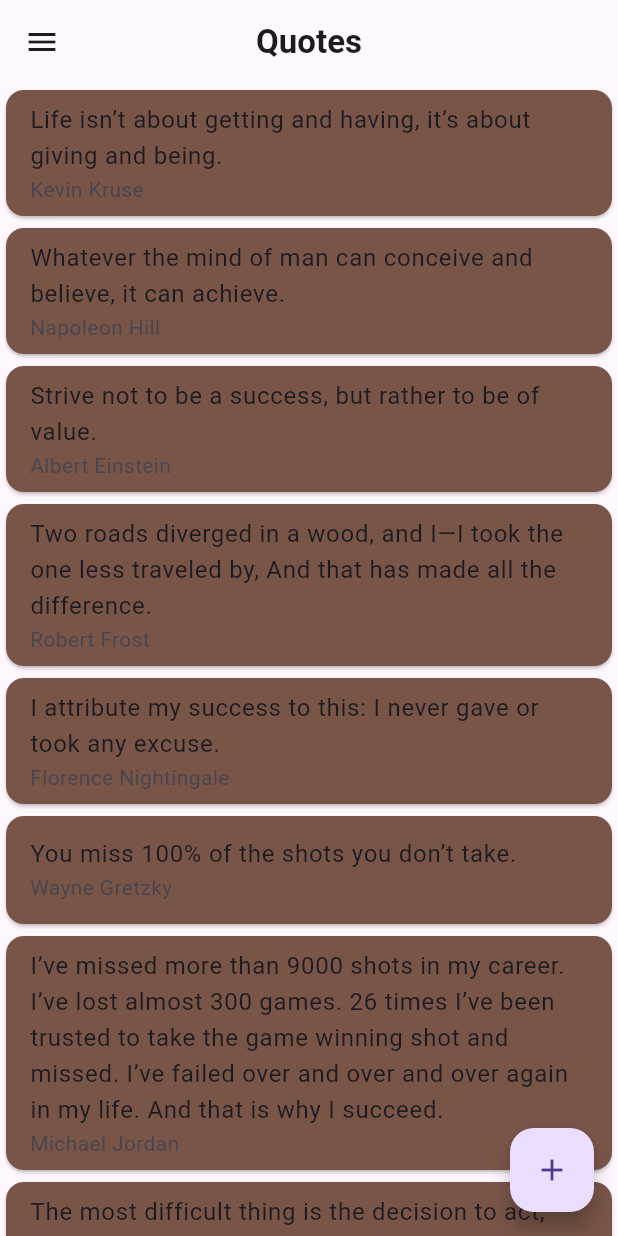
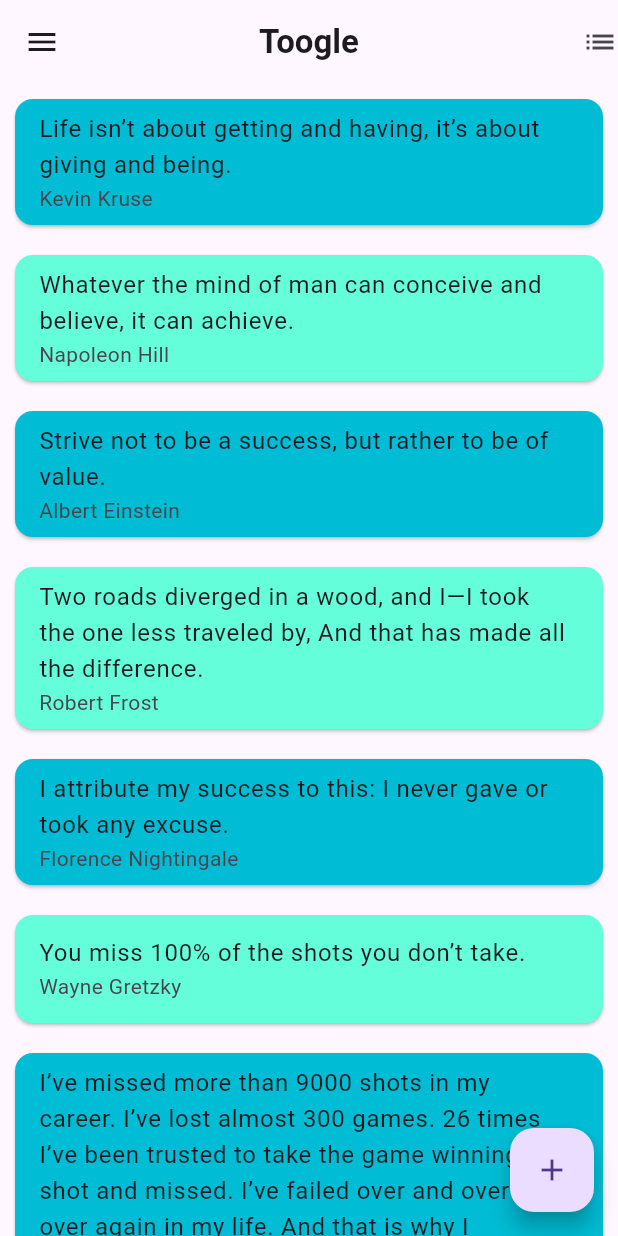
Before and after one commit to Vishalk0810/quote_app_daily_tasks, a Flutter app: the screen it shows after launch, on a phone screen of 412 x 824 dp. Run offline on Flutter 3.47's test engine with Material 3 defaults, Android fonts, the phone set to English and light mode, and no system bars; our stand-ins replace pdf, printing.

Commit message:
05-06-2024

```diff
--- /dev/null
+++ b/lib/List_Grid_view/component/list_grid-view.dart
@@ -0,0 +1,115 @@
+import 'dart:math';
+
+import 'package:flutter/material.dart';
+
+import '../../utils/list.dart';
+
+QuoteModel? quoteModel;
+
+class ToogleScreen extends StatefulWidget {
+  const ToogleScreen({super.key});
+
+  @override
+  State<ToogleScreen> createState() => _ToogleScreenState();
+}
+
+class _ToogleScreenState extends State<ToogleScreen> {
+  @override
+  void initState() {
+    quoteModel = QuoteModel.toList(quoteList);
+    super.initState();
+  }
+
+  @override
+  Widget build(BuildContext context) {
+    return SafeArea(
+      child: Scaffold(
+        appBar: AppBar(
+          centerTitle: true,
+          leading: const Icon(Icons.menu),
+          actions: [
+            GestureDetector(
+                onTap: () {
+                  setState(() {
+                    if(grid){
+                      grid = false;
+                    }
+                    else{
+                      grid = true;
+                    }
+                  });
+                },
+                child: Icon(grid?Icons.grid_4x4:Icons.list)),
+          ],
+          title: const Text(
+            'Toogle',
+            style: TextStyle(
+              fontWeight: FontWeight.bold,
+            ),
+          ),
+        ),
+        body: grid?gridView():listView(),
+        floatingActionButton: FloatingActionButton(
+          onPressed: () {
+            Random random = Random();
+            int x = random.nextInt(quoteModel!.quoteModelList.length);
+            setState(() {
+              showDialog(
+                context: context,
+                builder: (context) => AlertDialog(
+                  backgroundColor:
+                      Colors.accents[Random().nextInt((Colors.accents.length))],
+                  title: Text(quoteModel!.quoteModelList[x].quote!),
+                  content: Text(quoteModel!.quoteModelList[x].author!),
+                  actions: [
+                    TextButton(
+                        onPressed: () {
+                          Navigator.pop(context);
+                        },
+                        child: const Text('Cancel')),
+                    TextButton(
+                        onPressed: () {
+                          Navigator.pop(context);
+                        },
+                        child: const Text('Save'))
+                  ],
+                ),
+              );
+            });
+          },
+          child: const Icon(Icons.add),
+        ),
+      ),
+    );
+  }
+
+  GridView gridView() {
+    return GridView.builder(
+        itemBuilder: (context, index) {
+          return Card(
+            margin: const EdgeInsets.all(10),
+            color: index%2==0?Colors.cyan:Colors.tealAccent,
+            child: ListTile(
+              title: Text(quoteModel!.quoteModelList[index].quote!),
+              subtitle: Text(quoteModel!.quoteModelList[index].author!),
+            ),
+          );
+        }, gridDelegate: SliverGridDelegateWithFixedCrossAxisCount(crossAxisCount: 2,childAspectRatio: 16/20),
+      );
+  }
+
+  ListView listView() {
+    return ListView.builder(
+      itemBuilder: (context, index) {
+        return Card(
+          margin: const EdgeInsets.all(10),
+          color: index%2==0?Colors.cyan:Colors.tealAccent,
+          child: ListTile(
+            title: Text(quoteModel!.quoteModelList[index].quote!),
+            subtitle: Text(quoteModel!.quoteModelList[index].author!),
+          ),
+        );
+      },
+    );
+  }
+}
--- a/lib/quotes/component/quotes.dart
+++ b/lib/quotes/component/quotes.dart
@@ -40,8 +40,8 @@ class _QuotesScreenState extends State<QuotesScreen> {
             children: [
               ...List.generate(quoteList.length, (index) {
                 return Card(
-                  color: Colors.primaries[
-                    Random().nextInt((Colors.primaries.length))
+                  color: Colors.accents[
+                    Random().nextInt((Colors.accents.length))
                   ],
                   child: ListTile(
                     title: Text(quoteModel!.quoteModelList[index].quote!),
@@ -58,8 +58,8 @@ class _QuotesScreenState extends State<QuotesScreen> {
             int x = random.nextInt(quoteModel!.quoteModelList.length);
             setState(() {
               showDialog(context: context, builder: (context) => AlertDialog(
-                backgroundColor: Colors.primaries[
-                  Random().nextInt((Colors.primaries.length))
+                backgroundColor: Colors.accents[
+                  Random().nextInt((Colors.accents.length))
                   ],
                 title: Text(quoteModel!.quoteModelList[x].quote!),
                 content: Text(quoteModel!.quoteModelList[x].author!),
--- a/lib/routes.dart
+++ b/lib/routes.dart
@@ -3,11 +3,13 @@ import 'package:quote_app_daily_tasks/quotes/component/quotes.dart';
 import 'Invoice_generater/component/datils.dart';
 import 'Invoice_generater/component/invoice_genetator.dart';
 import 'Invoice_generater/component/pdf.dart';
+import 'List_Grid_view/component/list_grid-view.dart';
 import 'dialogue/component/dialogue_screen.dart';
 
 class MapRoutes{
   static Map<String, Widget Function(BuildContext)>routes = {
-       '/':(context)=> const QuotesScreen(),
+       '/':(context)=> const ToogleScreen(),
+    // '/':(context)=> const QuotesScreen(),
     // '/':(context)=> const InvoiceGenetator(),
     // '/Detail':(context)=> const DetailScreen(),
     // '/pdf':(context)=> const PdfScreen(),
--- a/lib/utils/list.dart
+++ b/lib/utils/list.dart
@@ -473,3 +473,5 @@ List quoteList = [
   },
   {"quote": "If you can dream it, you can achieve it.", "author": "Zig Ziglar"}
 ];
+
+bool grid = false;
```
